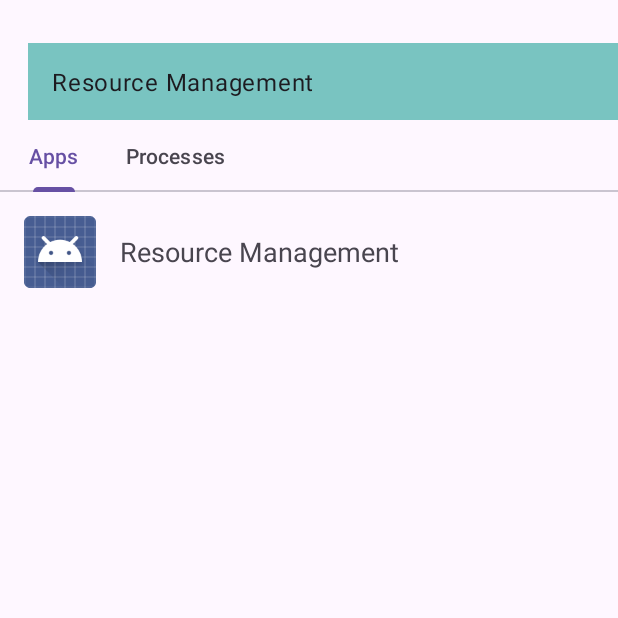
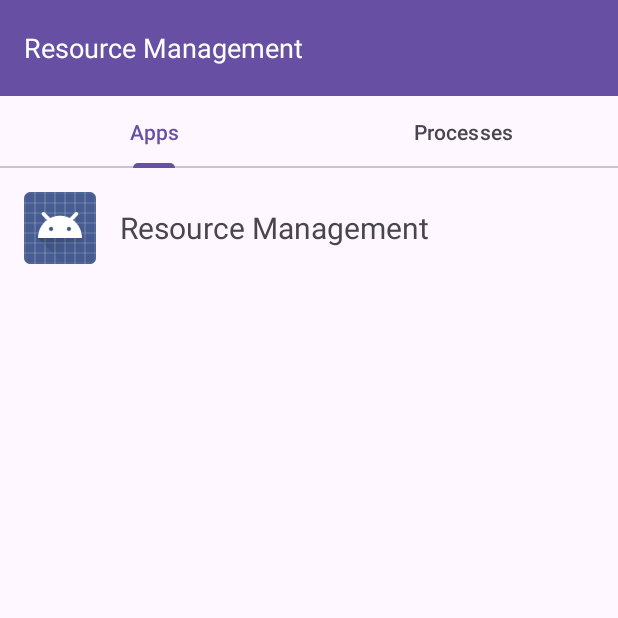
Before and after one commit to leandroSubtractive/sistema_embarcado, an Android app: the screen it shows after launch (MainActivity), on a phone screen of 412 x 824 dp, the top half of it. Run offline under Robolectric (Android 15) with nearby library versions, the phone set to English and light mode, and no system bars.

Commit message:
[DC-3] - Interface refactoring
- TabLayout implementation
- Tab adapter implementation
- Implementation of viewPage2

Signed-off-by: Leandro Mendes dos Santos <leandro.mendes.santtoss@gmail.com>

```diff
--- a/aosp/src/apps/resource_management/app/src/main/java/com/leandromendes/resourcemanagement/MainActivity.java
+++ b/aosp/src/apps/resource_management/app/src/main/java/com/leandromendes/resourcemanagement/MainActivity.java
@@ -1,6 +1,5 @@
 package com.leandromendes.resourcemanagement;
 
-import android.content.pm.ApplicationInfo;
 import android.os.Bundle;
 import android.util.Log;
 
@@ -12,20 +11,20 @@ import androidx.appcompat.app.AppCompatActivity;
 import androidx.core.graphics.Insets;
 import androidx.core.view.ViewCompat;
 import androidx.core.view.WindowInsetsCompat;
-import androidx.recyclerview.widget.LinearLayoutManager;
-import androidx.recyclerview.widget.RecyclerView;
+import androidx.viewpager2.widget.ViewPager2;
 
 import com.google.android.material.tabs.TabLayout;
-import com.leandromendes.resourcemanagement.util.AppInfo;
-import com.leandromendes.resourcemanagement.util.AppViewAdapter;
+import com.google.android.material.tabs.TabLayoutMediator;
+import com.leandromendes.resourcemanagement.adapters.TabsSetAdapter;
 
-import java.util.List;
 import java.util.Objects;
 
 public class MainActivity extends AppCompatActivity {
     private static final String TAG = "ResourceManagerLifecycle";
-    private RecyclerView recyclerView;
     private TabLayout tabLayout;
+    private ViewPager2 viewPager2;
+
+    private final String[] tabsName = {"Apps", "Processes"};
 
     @Override
     protected void onCreate(Bundle savedInstanceState) {
@@ -40,21 +39,18 @@ public class MainActivity extends AppCompatActivity {
 
         Log.d(TAG, "onCreate() called");
 
-        Toolbar toolbar = findViewById(R.id.toolbarApp);
+        Toolbar toolbar = findViewById(R.id.toolbar);
         setSupportActionBar(toolbar);
         Objects.requireNonNull(getSupportActionBar()).setTitle(getString(R.string.app_name));
 
-        tabLayout = findViewById(R.id.tabs);
-        tabLayout.addTab(tabLayout.newTab().setText("Apps"));
-        tabLayout.addTab(tabLayout.newTab().setText("Processes"));
+        tabLayout = findViewById(R.id.tabLayout);
+        viewPager2 = findViewById(R.id.viewPager);
 
+        TabsSetAdapter adapter = new TabsSetAdapter(this);
+        viewPager2.setAdapter(adapter);
 
-        recyclerView = findViewById(R.id.resourceView);
-        recyclerView.setLayoutManager(new LinearLayoutManager(this));
-
-        List<ApplicationInfo> allAppsInstalled = AppInfo.GetAllAppsInfo(this);
-        AppViewAdapter appViewAdapter = new AppViewAdapter(this, allAppsInstalled);
-        recyclerView.setAdapter(appViewAdapter);
+        new TabLayoutMediator(tabLayout, viewPager2,
+                (tab, position) -> tab.setText(tabsName[position])).attach();
 
     }
 
--- a/aosp/src/apps/resource_management/app/src/main/java/com/leandromendes/resourcemanagement/util/AppViewAdapter.java
+++ b/aosp/src/apps/resource_management/app/src/main/java/com/leandromendes/resourcemanagement/adapters/AppViewAdapter.java
@@ -1,4 +1,4 @@
-package com.leandromendes.resourcemanagement.util;
+package com.leandromendes.resourcemanagement.adapters;
 
 import android.content.Context;
 import android.content.pm.ApplicationInfo;
--- /dev/null
+++ b/aosp/src/apps/resource_management/app/src/main/java/com/leandromendes/resourcemanagement/adapters/TabsSetAdapter.java
@@ -0,0 +1,32 @@
+package com.leandromendes.resourcemanagement.adapters;
+
+import androidx.annotation.NonNull;
+import androidx.fragment.app.Fragment;
+import androidx.fragment.app.FragmentActivity;
+import androidx.viewpager2.adapter.FragmentStateAdapter;
+
+import com.leandromendes.resourcemanagement.tabs.AppsTab;
+
+public class TabsSetAdapter extends FragmentStateAdapter {
+    public TabsSetAdapter(@NonNull FragmentActivity fragmentActivity) {
+        super(fragmentActivity);
+    }
+
+    @NonNull
+    @Override
+    public Fragment createFragment(int position) {
+        switch (position) {
+            case 0:
+                return new AppsTab();
+            case 1:
+                return new AppsTab();
+            default:
+                return new AppsTab();
+        }
+    }
+
+    @Override
+    public int getItemCount() {
+        return 2;
+    }
+}
--- /dev/null
+++ b/aosp/src/apps/resource_management/app/src/main/java/com/leandromendes/resourcemanagement/tabs/AppsTab.java
@@ -0,0 +1,45 @@
+package com.leandromendes.resourcemanagement.tabs;
+
+import android.content.pm.ApplicationInfo;
+import android.os.Bundle;
+import android.view.LayoutInflater;
+import android.view.View;
+import android.view.ViewGroup;
+
+import androidx.annotation.NonNull;
+import androidx.annotation.Nullable;
+import androidx.fragment.app.Fragment;
+import androidx.recyclerview.widget.LinearLayoutManager;
+import androidx.recyclerview.widget.RecyclerView;
+
+import com.leandromendes.resourcemanagement.R;
+import com.leandromendes.resourcemanagement.adapters.AppViewAdapter;
+import com.leandromendes.resourcemanagement.util.AppInfo;
+
+import java.util.List;
+
+public class AppsTab extends Fragment {
+
+    private RecyclerView recyclerView;
+
+    @Nullable
+    @Override
+    public View onCreateView(@NonNull LayoutInflater inflater, @Nullable ViewGroup container,
+                             @Nullable Bundle savedInstanceState) {
+        View view = inflater.inflate(R.layout.tab_apps_info, container, false);
+        recyclerView = view.findViewById(R.id.recyclerViewApps);
+        return view;
+    }
+
+    @Override
+    public void onViewCreated(@NonNull View view, @Nullable Bundle savedInstanceState) {
+        super.onViewCreated(view, savedInstanceState);
+
+        recyclerView.setLayoutManager(new LinearLayoutManager(getContext()));
+
+        List<ApplicationInfo> allAppsInstalled = AppInfo.GetAllAppsInfo(getContext());
+        AppViewAdapter appViewAdapter = new AppViewAdapter(getContext(), allAppsInstalled);
+        recyclerView.setAdapter(appViewAdapter);
+
+    }
+}
--- a/aosp/src/apps/resource_management/app/src/main/res/layout/activity_main.xml
+++ b/aosp/src/apps/resource_management/app/src/main/res/layout/activity_main.xml
@@ -1,65 +1,48 @@
 <?xml version="1.0" encoding="utf-8"?>
-<androidx.coordinatorlayout.widget.CoordinatorLayout xmlns:android="http://schemas.android.com/apk/res/android"
+<androidx.constraintlayout.widget.ConstraintLayout xmlns:android="http://schemas.android.com/apk/res/android"
     xmlns:app="http://schemas.android.com/apk/res-auto"
     xmlns:tools="http://schemas.android.com/tools"
-
-    android:layout_width="match_parent"
-    android:layout_height="wrap_content">
-
-    <androidx.core.widget.NestedScrollView
-        android:id="@+id/nestedScrollView2"
-        android:layout_width="match_parent"
-
-        android:layout_height="match_parent"
-        app:layout_behavior="com.google.android.material.appbar.AppBarLayout$ScrollingViewBehavior">
-
-        <androidx.constraintlayout.widget.ConstraintLayout
     android:id="@+id/main"
     android:layout_width="match_parent"
     android:layout_height="match_parent"
     tools:context=".MainActivity">
 
-            <androidx.recyclerview.widget.RecyclerView
-                android:id="@+id/resourceView"
-                android:layout_width="389dp"
-                android:layout_height="600dp"
+    <LinearLayout
+        android:id="@+id/linearLayout"
+        android:layout_width="match_parent"
+        android:layout_height="match_parent"
+        android:orientation="vertical"
         app:layout_constraintBottom_toBottomOf="parent"
-                app:layout_constraintEnd_toEndOf="parent"
-                app:layout_constraintHorizontal_bias="0.0"
-                app:layout_constraintStart_toStartOf="parent"
-                app:layout_constraintTop_toBottomOf="@+id/tabs"
-                app:layout_constraintVertical_bias="1.0" />
-
-            <androidx.appcompat.widget.Toolbar
-                android:id="@+id/toolbarApp"
-                android:layout_width="393dp"
-                android:layout_height="51dp"
-                android:background="#85009688"
-                android:contextClickable="false"
-                android:tag="@string/app_name"
-                app:layout_constraintBottom_toTopOf="@+id/tabs"
         app:layout_constraintEnd_toEndOf="parent"
         app:layout_constraintHorizontal_bias="1.0"
         app:layout_constraintStart_toStartOf="parent"
         app:layout_constraintTop_toTopOf="parent"
-                app:layout_constraintVertical_bias="1.0"
-                app:layout_scrollFlags="enterAlwaysCollapsed"
-                app:titleTextAppearance="?attr/textAppearanceBodyLarge"></androidx.appcompat.widget.Toolbar>
+        app:layout_constraintVertical_bias="0.82">
+
+        <androidx.appcompat.widget.Toolbar
+            android:id="@+id/toolbar"
+            android:layout_width="match_parent"
+            android:layout_height="wrap_content"
+            android:background="?attr/colorPrimary"
+            android:minHeight="?attr/actionBarSize"
+            android:theme="?attr/actionBarTheme"
+            app:titleTextAppearance="@style/TextAppearance.AppCompat.Medium"
+            app:titleTextColor="#FFFFFF" />
 
         <com.google.android.material.tabs.TabLayout
-                android:id="@+id/tabs"
+            android:id="@+id/tabLayout"
             android:layout_width="match_parent"
             android:layout_height="wrap_content"
-
-                android:layout_marginTop="80dp"
-                app:layout_constraintEnd_toEndOf="parent"
-                app:layout_constraintStart_toStartOf="parent"
-                app:layout_constraintTop_toTopOf="parent"
-                app:tabMode="scrollable">
-
+            app:tabGravity="fill"
+            app:tabMode="fixed">
         </com.google.android.material.tabs.TabLayout>
 
+        <androidx.viewpager2.widget.ViewPager2
+            android:id="@+id/viewPager"
+            android:layout_width="match_parent"
+            android:layout_height="match_parent" />
+
+    </LinearLayout>
+
+
 </androidx.constraintlayout.widget.ConstraintLayout>
-    </androidx.core.widget.NestedScrollView>
-
-</androidx.coordinatorlayout.widget.CoordinatorLayout>
--- a/aosp/src/apps/resource_management/app/src/main/res/layout/application_item.xml
+++ b/aosp/src/apps/resource_management/app/src/main/res/layout/application_item.xml
@@ -34,6 +34,6 @@
             android:layout_marginStart="16dp"
             android:layout_weight="1"
             android:text="TextView"
-            android:textSize="18sp" />
+            android:textSize="20sp" />
     </LinearLayout>
 </androidx.constraintlayout.widget.ConstraintLayout>
--- /dev/null
+++ b/aosp/src/apps/resource_management/app/src/main/res/layout/tab_apps_info.xml
@@ -0,0 +1,11 @@
+<?xml version="1.0" encoding="utf-8"?>
+<androidx.constraintlayout.widget.ConstraintLayout xmlns:android="http://schemas.android.com/apk/res/android"
+    xmlns:tools="http://schemas.android.com/tools"
+    android:layout_width="match_parent"
+    android:layout_height="match_parent">
+
+    <androidx.recyclerview.widget.RecyclerView
+        android:id="@+id/recyclerViewApps"
+        android:layout_width="match_parent"
+        android:layout_height="match_parent" />
+</androidx.constraintlayout.widget.ConstraintLayout>
```
Lines whose indentation alone changed are shown as unchanged.
